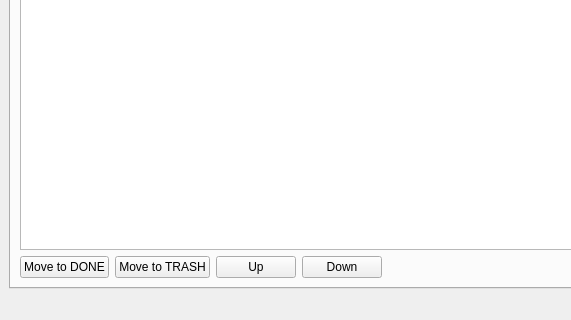
Above: GettingThingsDone/mainwindow.ui from eloranta/GettingThingsDone before the change; both pictures show x 0 to 571 and y 342 to 662 of the 800 by 662 pixel window. Below: the same form after it.
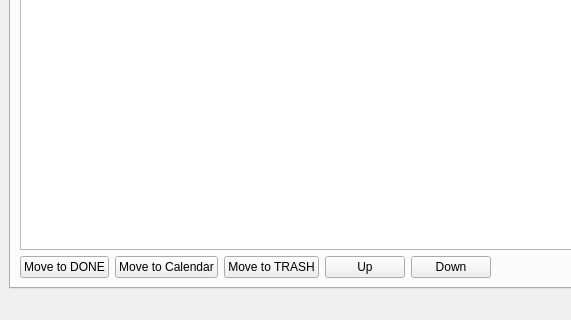
That is the form after the change.

```diff
--- a/GettingThingsDone/mainwindow.ui
+++ b/GettingThingsDone/mainwindow.ui
@@ -130,6 +130,13 @@
               </property>
              </widget>
             </item>
+            <item>
+             <widget class="QPushButton" name="todoMoveToCalendarButton">
+              <property name="text">
+               <string>Move to Calendar</string>
+              </property>
+             </widget>
+            </item>
             <item>
              <widget class="QPushButton" name="todoMoveToTrashButton">
               <property name="text">
```
